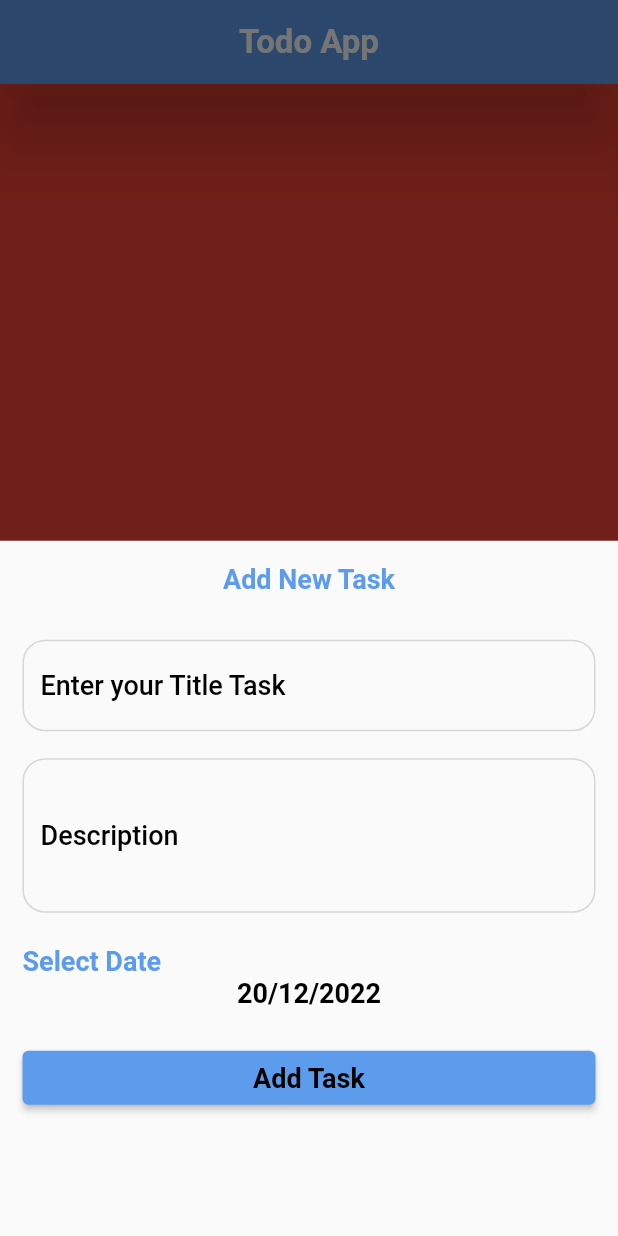
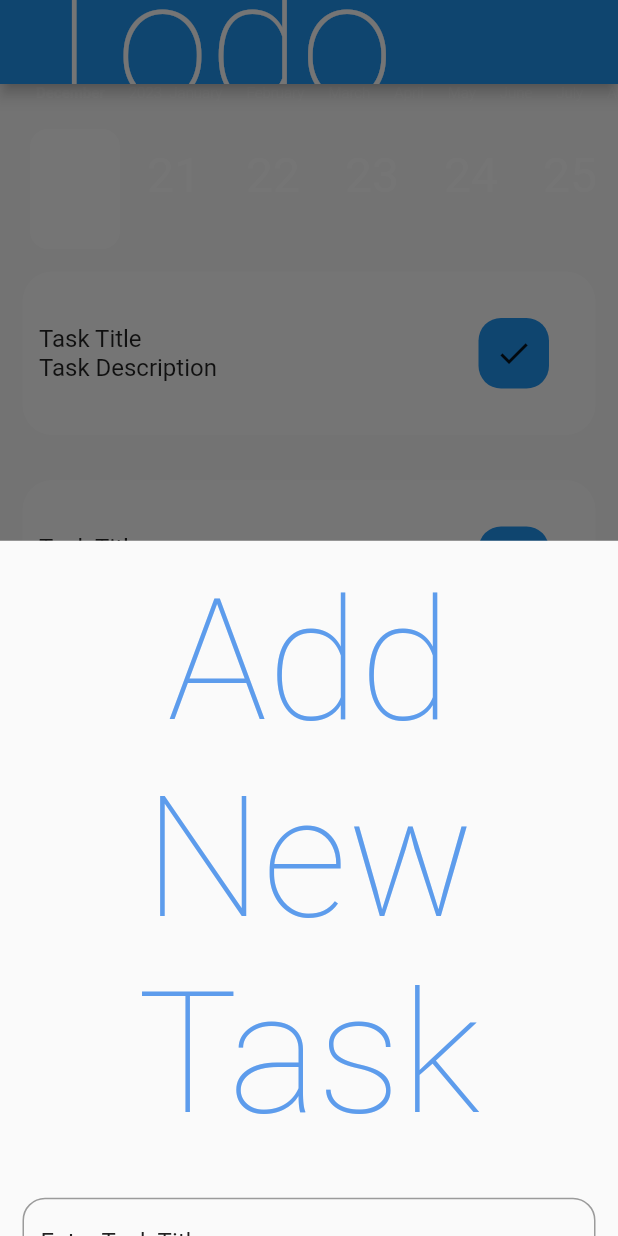
Before and after one commit to 0ArwaSaad0/todo_app, a Flutter app: the screen it shows after launch, after a tap on the "add" icon, on a phone screen of 412 x 824 dp. Run offline on Flutter 3.47's test engine with Material 2 defaults, Android fonts, the phone set to English and light mode, and no system bars; drawn by our look-alikes of calendar_timeline; our stand-ins replace date_time_picker; generated files the repository leaves out were written again.

Commit message:
add localization and theme with provider

```diff
--- /dev/null
+++ b/l10n.yaml
@@ -0,0 +1,3 @@
+arb-dir: lib/l10n
+template-arb-file: app_en.arb
+output-localization-file: app_localizations.dart
--- /dev/null
+++ b/lib/l10n/app_ar.arb
@@ -0,0 +1,16 @@
+{
+
+    "light": "فاتح",
+    "dark" : "غامق",
+    "english":"انجليزيه",
+    "arabic":"عربيه",
+    "language":"اللغه",
+    "app_title":"اداره المهام",
+    "my_theme":"الوضع",
+    "task_title" :"عنوان المهمه",
+    "task_description":"وصف المهمه",
+    "add_new_task":"اضف مهمه جديده",
+    "select_date":"اختر التاريخ",
+    "add_task":"اضف مهمه"
+
+}
--- /dev/null
+++ b/lib/l10n/app_en.arb
@@ -0,0 +1,14 @@
+{
+    "light": "Light",
+    "dark" : "Dark",
+    "english":"English",
+    "arabic":"Arabic",
+    "language":"Language",
+    "app_title" :"Todo App",
+    "my_theme" :"My Theme",
+    "task_title" :"Enter Task Title",
+    "task_description":"Enter Task Description",
+    "add_new_task":"Add New Task",
+    "select_date":"Select Date",
+    "add_task":"ADD TASK"
+}
--- a/lib/layout/add_task_list.dart
+++ b/lib/layout/add_task_list.dart
@@ -1,33 +1,29 @@
 import 'package:flutter/material.dart';
 import 'package:provider/provider.dart';
 import 'package:todo_app/providers/my_provider.dart';
+import 'package:date_time_picker/date_time_picker.dart';
+import 'package:flutter_gen/gen_l10n/app_localizations.dart';
+import 'package:todo_app/shared/styles/colors.dart';
 
-class AddTaskList extends StatefulWidget {
-  @override
-  State<AddTaskList> createState() => _AddTaskListState();
-}
-
-class _AddTaskListState extends State<AddTaskList> {
+class AddTaskList extends StatelessWidget {
   var selectedDate = DateTime.now();
   @override
   Widget build(BuildContext context) {
-    var titleController = TextEditingController();
-    var detailCoontroller = TextEditingController();
-
     return ChangeNotifierProvider(
       create: (context) => MyProvider(),
       builder: (context, child) {
         var prov = Provider.of<MyProvider>(context);
-        return Column(
+        return SingleChildScrollView(
+          child: Column(
             children: [
               Padding(
                 padding: const EdgeInsets.all(15.0),
                 child: Text(
-                'Add New Task',
+                    AppLocalizations.of(context)!.add_new_task,
                   textAlign: TextAlign.center,
-                style: Theme.of(context).textTheme.subtitle1,
+                  style: Theme.of(context).textTheme.headline1?.copyWith(color: LIGHTPRIMARY)),
                 ),
-            ),
+
               Form(
                 key: prov.formKey,
                 child: Container(
@@ -42,20 +38,17 @@ class _AddTaskListState extends State<AddTaskList> {
                           }
                           return null;
                         },
-
-                      controller: titleController,
+                        controller: prov.titleController,
                         decoration: InputDecoration(
                           border: OutlineInputBorder(
                             borderRadius: BorderRadius.circular(15),
                           ),
                           label: Text(
-                          'Enter your Title Task ',
+                            AppLocalizations.of(context)!.task_title,
                             style: Theme.of(context)
                                 .textTheme
                                 .subtitle1
-                              ?.copyWith(
-                                  color: Colors.black,
-                                  fontWeight: FontWeight.w500),
+
                           ),
                         ),
                       ),
@@ -63,27 +56,22 @@ class _AddTaskListState extends State<AddTaskList> {
                         height: 18,
                       ),
                       TextFormField(
-                      // focusNode: f_detail,
-                      maxLines: 3,
                         validator: (text) {
                           if (text == '') {
                             return 'Please Enter Description';
                           }
                           return null;
                         },
-                      controller: detailCoontroller,
+                        controller: prov.detailCoontroller,
                         decoration: InputDecoration(
                           border: OutlineInputBorder(
                             borderRadius: BorderRadius.circular(15),
                           ),
                           label: Text(
-                          'Description',
+                            AppLocalizations.of(context)!.task_description,
                             style: Theme.of(context)
                                 .textTheme
                                 .subtitle1
-                              ?.copyWith(
-                                  color: Colors.black,
-                                  fontWeight: FontWeight.w500),
                           ),
                         ),
                       ),
@@ -91,18 +79,34 @@ class _AddTaskListState extends State<AddTaskList> {
                         height: 22,
                       ),
                       Text(
-                      'Select Date',
+                        AppLocalizations.of(context)!.select_date,
                         style: Theme.of(context).textTheme.subtitle1,
                       ),
                       InkWell(
-                      onTap: () => DisplayPicker(context),
-                      child: Text(
-                        '${selectedDate.day}/${selectedDate.month}/${selectedDate.year}',
-                        style: Theme.of(context)
-                            .textTheme
-                            .subtitle1
-                            ?.copyWith(color: Colors.black),
-                        textAlign: TextAlign.center,
+                        //onTap: () => prov.DisplayPicker(context),
+                        child: DateTimePicker(
+                          type: DateTimePickerType.dateTimeSeparate,
+                          dateMask: 'd MMM, yyyy',
+                          initialValue: selectedDate.toString(),
+                          firstDate: DateTime.now(),
+                          lastDate: DateTime.now().add(Duration(days: 365)),
+                          icon: Icon(Icons.event),
+                          dateLabelText: 'Date',
+                          timeLabelText: "Hour",
+                          selectableDayPredicate: (date) {
+                            // Disable weekend days to select from the calendar
+                            // if (date.weekday == 6 || date.weekday == 7) {
+                            //   return false;
+                            // }
+
+                            return true;
+                          },
+                          onChanged: (val) => print(val),
+                          validator: (val) {
+                            print(val);
+                            return null;
+                          },
+                          onSaved: (val) => print(val),
                         ),
                       ),
                       const SizedBox(
@@ -115,11 +119,10 @@ class _AddTaskListState extends State<AddTaskList> {
                           }
                         },
                         child: Text(
-                        'Add Task',
+                          AppLocalizations.of(context)!.add_task,
                           style: Theme.of(context)
                               .textTheme
-                            .subtitle1
-                            ?.copyWith(color: Colors.black),
+                              .subtitle1?.copyWith(color:Colors.white),
                         ),
                       ),
                     ],
@@ -127,22 +130,9 @@ class _AddTaskListState extends State<AddTaskList> {
                 ),
               ),
             ],
+          ),
         );
       },
     );
   }
-
-  DisplayPicker(context) async {
-    DateTime? chosenDate = await showDatePicker(
-      context: context,
-      initialDate: selectedDate,
-      firstDate: DateTime.now(),
-      lastDate: DateTime.now().add(
-        const Duration(days: 365),
-      ),
-    );
-    if (chosenDate == null) return;
-    selectedDate = chosenDate;
-    setState(() {});
 }
-}
--- a/lib/layout/home_layout.dart
+++ b/lib/layout/home_layout.dart
@@ -4,50 +4,50 @@ import 'package:todo_app/layout/add_task_list.dart';
 import 'package:todo_app/modules/settings/settings.dart';
 import 'package:todo_app/modules/task_list/task_list.dart';
 import 'package:todo_app/providers/my_provider.dart';
+import 'package:flutter_gen/gen_l10n/app_localizations.dart';
 
 class HomeLayout extends StatelessWidget {
   static const routeName = 'home';
 
   @override
   Widget build(BuildContext context) {
-    return ChangeNotifierProvider(
-        create: (context) => MyProvider(),
-        builder: (context, child) {
     var prov = Provider.of<MyProvider>(context);
     return Scaffold(
-            resizeToAvoidBottomInset: true,
+      //resizeToAvoidBottomInset: true,
       extendBody: true,
       appBar: AppBar(
         title: Text(
-                'Todo App',
-                style: Theme.of(context).textTheme.headline1,
+          AppLocalizations.of(context)!.app_title,
+          style: Theme.of(context)
+              .textTheme
+              .headline1
+              ?.copyWith(color: Colors.white),
         ),
       ),
-            floatingActionButtonLocation:
-                FloatingActionButtonLocation.centerDocked,
+      floatingActionButtonLocation: FloatingActionButtonLocation.centerDocked,
       floatingActionButton: FloatingActionButton(
         shape: const StadiumBorder(
             side: BorderSide(color: Colors.white, width: 3)),
         onPressed: () {
           showBottomSheet(context);
         },
-              child: const Icon(Icons.add),
+        child: const Icon(Icons.add,color: Colors.white,),
       ),
       bottomNavigationBar: BottomAppBar(
         elevation: 0,
-              notchMargin: 11,
-              shape: CircularNotchedRectangle(),
+        notchMargin: 9,
+        shape: const CircularNotchedRectangle(),
         child: BottomNavigationBar(
           backgroundColor: Colors.transparent,
           elevation: 0.0,
           currentIndex: prov.currentIndex,
           onTap: (index) => prov.nevgateTabs(index),
-                items: [
+          items: const [
             BottomNavigationBarItem(
                 icon: Icon(Icons.list),
                 label: '',
                 backgroundColor: Colors.transparent),
-                  const BottomNavigationBarItem(
+            BottomNavigationBarItem(
                 icon: Icon(Icons.settings),
                 label: '',
                 backgroundColor: Colors.transparent),
@@ -56,11 +56,10 @@ class HomeLayout extends StatelessWidget {
       ),
       body: tabs[prov.currentIndex],
     );
-        });
+  }
 }
 
-  List<Widget> tabs = [Settings(), TaskList()];
+List<Widget> tabs = [TaskList(), Settings()];
 showBottomSheet(context) {
   showModalBottomSheet(context: context, builder: (c) => AddTaskList());
 }
-}
--- a/lib/main.dart
+++ b/lib/main.dart
@@ -1,23 +1,40 @@
 import 'package:flutter/material.dart';
+import 'package:provider/provider.dart';
 import 'package:todo_app/layout/home_layout.dart';
+import 'package:todo_app/providers/my_provider.dart';
 import 'package:todo_app/shared/styles/my_theme.dart';
+import 'package:flutter_localizations/flutter_localizations.dart';
+import 'package:flutter_gen/gen_l10n/app_localizations.dart';
 
 void main() {
-  runApp(TodoApp());
+  runApp(ChangeNotifierProvider(
+      create: (BuildContext context) => MyProvider(), child: TodoApp()));
 }
 
 class TodoApp extends StatelessWidget {
   @override
   Widget build(BuildContext context) {
+    var prov = Provider.of<MyProvider>(context);
     return MaterialApp(
+      localizationsDelegates: const [
+        AppLocalizations.delegate,
+        GlobalMaterialLocalizations.delegate,
+        GlobalWidgetsLocalizations.delegate,
+        GlobalCupertinoLocalizations.delegate,
+      ],
+      supportedLocales: const [
+        Locale("en"), // English, no country code
+        Locale("ar"), // Arabic, no country code
+      ],
+      locale: Locale(prov.languageCode),
       debugShowCheckedModeBanner: false,
       initialRoute: HomeLayout.routeName,
       routes: {
         HomeLayout.routeName: (c) => HomeLayout(),
       },
       theme: MyThemeData.lightTheme,
-      darkTheme: ThemeData.dark(),
-      themeMode: ThemeMode.light,
+      darkTheme: MyThemeData.darkTheme,
+      themeMode: prov.currentTheme,
     );
   }
 }
--- /dev/null
+++ b/lib/modules/task_list/task_item.dart
@@ -0,0 +1,43 @@
+import 'package:flutter/material.dart';
+
+class TaskItem extends StatelessWidget {
+  @override
+  Widget build(BuildContext context) {
+    return Container(
+      margin: EdgeInsets.symmetric(horizontal: 15, vertical: 15),
+      padding: EdgeInsets.all(11),
+      decoration: BoxDecoration(
+          color: Colors.white, borderRadius: BorderRadius.circular(20)),
+      child: Row(
+        children: [
+          Expanded(
+            child: Column(
+              crossAxisAlignment: CrossAxisAlignment.start,
+              children: [
+                Text(
+                  'Task Title',
+                  style: Theme.of(context).textTheme.subtitle1,
+                ),
+                Text(
+                  'Task Description',
+                  style: Theme.of(context).textTheme.subtitle1,
+                ),
+              ],
+            ),
+          ),
+          Container(
+              padding: EdgeInsets.all(11),
+              margin: EdgeInsets.all(20),
+              decoration: BoxDecoration(
+                borderRadius: BorderRadius.circular(15),
+                color: Theme.of(context).colorScheme.primary,
+              ),
+              child: Icon(
+                Icons.done,
+                size: 25,
+              ))
+        ],
+      ),
+    );
+  }
+}
--- a/lib/modules/task_list/task_list.dart
+++ b/lib/modules/task_list/task_list.dart
@@ -1,13 +1,39 @@
-
 import 'package:flutter/material.dart';
+import 'package:calendar_timeline/calendar_timeline.dart';
+import 'package:todo_app/modules/task_list/task_item.dart';
+import 'package:todo_app/shared/styles/colors.dart';
 
 class TaskList extends StatelessWidget {
 
-
   @override
   Widget build(BuildContext context) {
+    DateTime CurrentDate = DateTime.now();
     return Container(
-      color: Colors.black,
-    );
+        child: Column(
+      children: [
+        CalendarTimeline(
+          shrink: true,
+          initialDate: CurrentDate,
+          firstDate: DateTime.now().subtract(Duration(days: 365)),
+          lastDate: DateTime.now().add(Duration(days: 365)),
+          onDateSelected: (date) {
+            // setState(() {});
+          },
+          leftMargin: 20,
+          monthColor: Theme.of(context).colorScheme.onPrimary,
+          dayColor: Theme.of(context).colorScheme.onSecondary,
+          activeDayColor: Theme.of(context).colorScheme.onBackground,
+          activeBackgroundDayColor: Theme.of(context).colorScheme.onSecondary,
+          dotsColor: Colors.white,
+          selectableDayPredicate: (date) => true,
+          locale: 'en_ISO',
+        ),
+        Expanded(
+          child: ListView.builder(itemBuilder: (_,index)=>TaskItem(),
+          itemCount: 15,),
+        )
+
+      ],
+    ));
   }
 }
--- a/lib/providers/my_provider.dart
+++ b/lib/providers/my_provider.dart
@@ -1,11 +1,26 @@
+import 'package:date_time_picker/date_time_picker.dart';
 import 'package:flutter/material.dart';
 
 class MyProvider extends ChangeNotifier {
+  var titleController = TextEditingController();
+  var detailCoontroller = TextEditingController();
 
   int currentIndex = 0;
   nevgateTabs(index) {
     currentIndex = index;
     notifyListeners();
   }
+
   GlobalKey<FormState> formKey = GlobalKey<FormState>();
+  String languageCode = 'en';
+  changeLanguage(lang) {
+    languageCode = lang;
+    notifyListeners();
+  }
+
+  ThemeMode currentTheme = ThemeMode.light;
+  changeTheme(ThemeMode theme) {
+    currentTheme = theme;
+    notifyListeners();
+  }
 }
--- a/lib/shared/styles/colors.dart
+++ b/lib/shared/styles/colors.dart
@@ -1,8 +1,7 @@
 import 'dart:ui';
 
-Color GREENBackgground = const Color.fromRGBO(223, 236, 219, 1.0);
-Color LIGHTPRIMARY = const Color.fromRGBO(93, 156, 236, 1.0);
-Color DARKPRIMARY = const Color.fromRGBO(6, 14, 30, 1.0);
-Color LIGHTDARK = const Color.fromRGBO(32, 14, 50, 1.0);
-Color GREENCOLOR = const Color.fromRGBO(97, 231, 87, 1.0);
-Color DARKBOLD = const Color.fromRGBO(54, 54, 54, 1.0);
+const Color GREENCOLOR = Color.fromRGBO(97, 231, 87, 1.0);
+const Color LIGHTPRIMARY = Color.fromRGBO(93, 156, 236, 1.0);
+const Color DARKPRIMARY = Color.fromRGBO(6, 14, 30, 1.0);
+const Color GREENBackgground = Color.fromRGBO(223, 236, 219, 1.0);
+const Color LIGHTDARK = Color.fromRGBO(54, 54, 54, 1.0);
--- a/lib/shared/styles/my_theme.dart
+++ /dev/null
@@ -1,116 +0,0 @@
-import 'package:flutter/material.dart';
-import 'package:todo_app/shared/styles/colors.dart';
-
-class MyThemeData {
-  static ThemeData lightTheme = ThemeData(
-    primaryColor: LIGHTPRIMARY,
-    scaffoldBackgroundColor: GREENBackgground,
-    colorScheme: ColorScheme(
-      brightness: Brightness.light,
-      background: Colors.transparent,
-      onBackground: Colors.white,
-      primary: LIGHTPRIMARY,
-      onPrimary: Colors.white,
-      surface: Colors.white,
-      onSurface: Colors.grey,
-      secondary: GREENCOLOR,
-      onSecondary: Colors.white,
-      error: Colors.red,
-      onError: Colors.white,
-    ),
-    textTheme: TextTheme(
-      headline1: TextStyle(
-        fontSize: 22,
-        fontWeight: FontWeight.bold,
-        color: Colors.white,
-      ),
-      subtitle1: TextStyle(
-        fontSize: 18,
-        fontWeight: FontWeight.bold,
-        color: LIGHTPRIMARY,
-      ),
-      subtitle2: TextStyle(
-        fontSize: 18,
-        fontWeight: FontWeight.bold,
-        color: GREENCOLOR,
-      ),
-    ),
-    appBarTheme: AppBarTheme(
-      backgroundColor: LIGHTPRIMARY,
-      elevation: 20,
-      centerTitle: true,
-      iconTheme: IconThemeData(color: Colors.white),
-    ),
-    bottomNavigationBarTheme: BottomNavigationBarThemeData(
-      backgroundColor: Colors.white,
-      elevation: 0,
-      selectedLabelStyle: TextStyle(color: DARKBOLD, fontSize: 22),
-      selectedIconTheme: IconThemeData(
-        size: 30,
-        color: LIGHTPRIMARY,
-      ),
-      unselectedIconTheme: IconThemeData(
-        size: 28,
-        color: Colors.grey,
-      ),
-    ),
-    floatingActionButtonTheme: FloatingActionButtonThemeData(
-      backgroundColor: LIGHTPRIMARY,
-      shape: StadiumBorder(side: BorderSide(color: Colors.white, width: 3)),
-    ),
-  );
-  static ThemeData darkTheme = ThemeData(
-    primaryColor: DARKPRIMARY,
-    scaffoldBackgroundColor: LIGHTDARK,
-    colorScheme: ColorScheme(
-      brightness: Brightness.dark,
-      background: Colors.transparent,
-      onBackground: LIGHTDARK,
-      primary: DARKPRIMARY,
-      onPrimary: LIGHTDARK,
-      surface: DARKPRIMARY,
-      onSurface: Colors.grey,
-      secondary: LIGHTPRIMARY,
-      onSecondary: Colors.white,
-      error: Colors.red,
-      onError: Colors.white,
-    ),
-    textTheme: TextTheme(
-      headline1: TextStyle(
-        fontSize: 22,
-        fontWeight: FontWeight.bold,
-        color: DARKBOLD,
-      ),
-      subtitle1: TextStyle(
-        fontSize: 18,
-        fontWeight: FontWeight.bold,
-        color: LIGHTPRIMARY,
-      ),
-      subtitle2: TextStyle(
-        fontSize: 12,
-        fontWeight: FontWeight.w500,
-        color: Colors.white,
-      ),
-    ),
-    appBarTheme: AppBarTheme(
-      backgroundColor: LIGHTPRIMARY,
-      elevation: 20,
-      centerTitle: true,
-      iconTheme: IconThemeData(color: Colors.white),
-    ),
-    bottomNavigationBarTheme: BottomNavigationBarThemeData(
-      elevation: 0,
-      selectedLabelStyle: TextStyle(color: LIGHTPRIMARY, fontSize: 22),
-      selectedIconTheme: IconThemeData(size: 30, color: LIGHTPRIMARY),
-      unselectedIconTheme: IconThemeData(
-        size: 28,
-        color: Colors.white,
-      ),
-    ),
-    floatingActionButtonTheme: FloatingActionButtonThemeData(
-      elevation: 0,
-      backgroundColor: LIGHTPRIMARY,
-      shape: StadiumBorder(side: BorderSide(color: Colors.white, width: 3)),
-    ),
-  );
-}
```
Also changed, not shown: lib/modules/settings/settings.dart (+79 -4 lines), lib/shared/component/bottom_sheet/lang_bottom_sheet.dart (added, +75 -0 lines), lib/shared/component/bottom_sheet/theme_bottom_sheet.dart (added, +47 -0 lines), pubspec.yaml (+10 -0 lines), pubspec.lock, 2 other files. Lines whose indentation alone changed are shown as unchanged.
